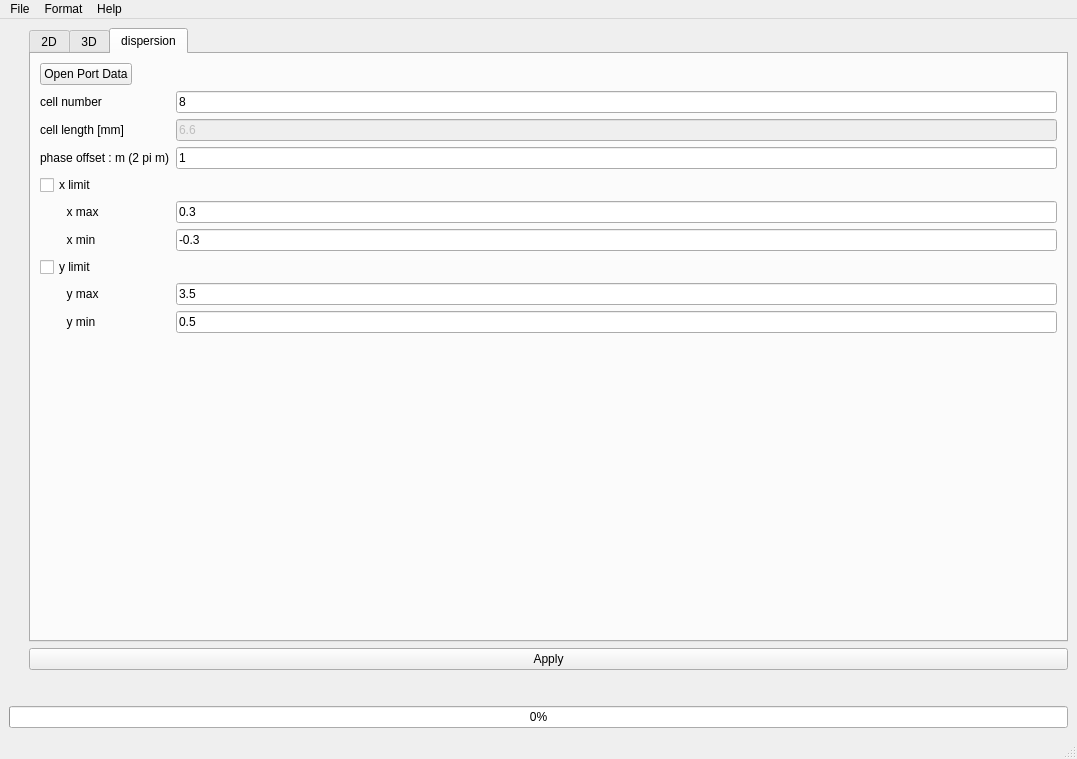
Before: the Qt Designer form ui/main_window.ui in yn4k4nishi/aemwel_viewer, drawn with Qt 5.
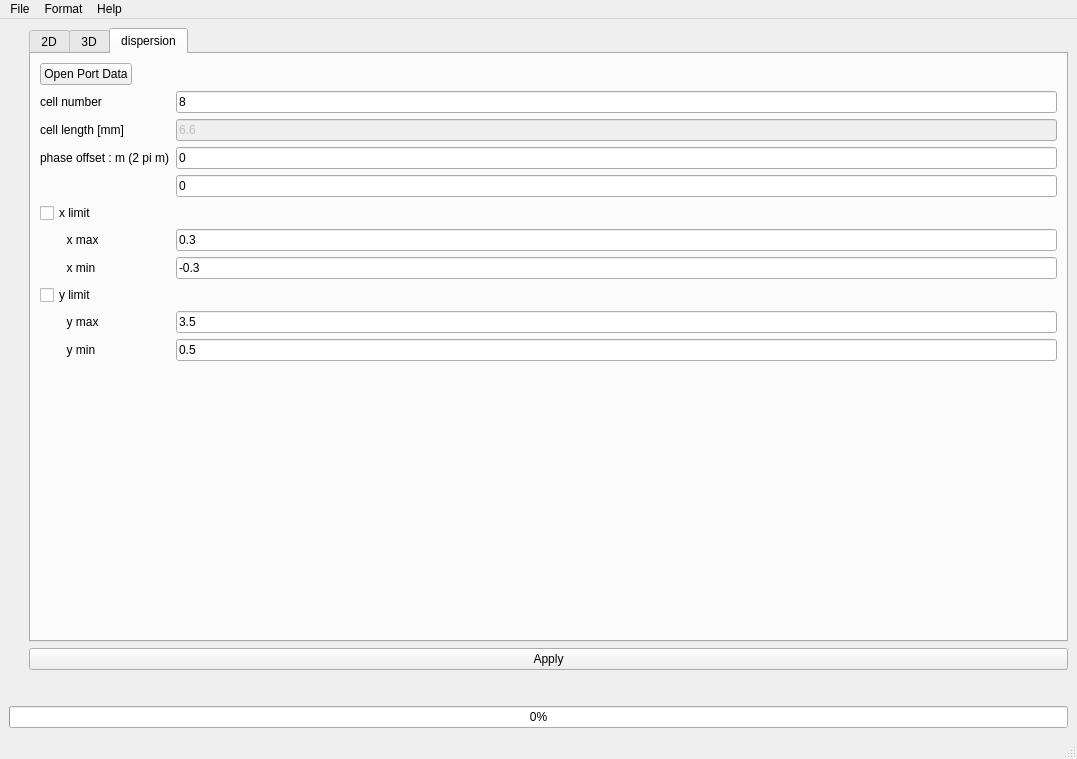
After: the same form once the commit is applied. The open tabs and pages were chosen to show the change.

Patch:
```diff
--- a/ui/main_window.ui
+++ b/ui/main_window.ui
@@ -554,80 +554,87 @@
             <item row="3" column="1">
              <widget class="QLineEdit" name="lineEdit_m">
               <property name="text">
-               <string>1</string>
+               <string>0</string>
               </property>
              </widget>
             </item>
-            <item row="4" column="0">
+            <item row="5" column="0">
              <widget class="QCheckBox" name="checkBox_xlim">
               <property name="text">
                <string>x limit</string>
               </property>
              </widget>
             </item>
-            <item row="9" column="0">
+            <item row="10" column="0">
              <widget class="QCheckBox" name="checkBox_ylim">
               <property name="text">
                <string>y limit</string>
               </property>
              </widget>
             </item>
-            <item row="10" column="0">
+            <item row="11" column="0">
              <widget class="QLabel" name="label_14">
               <property name="text">
                <string>        y max</string>
               </property>
              </widget>
             </item>
-            <item row="10" column="1">
+            <item row="11" column="1">
              <widget class="QLineEdit" name="lineEdit_ymax">
               <property name="text">
                <string>3.5</string>
               </property>
              </widget>
             </item>
-            <item row="13" column="0">
+            <item row="14" column="0">
              <widget class="QLabel" name="label_15">
               <property name="text">
                <string>        y min</string>
               </property>
              </widget>
             </item>
-            <item row="13" column="1">
+            <item row="14" column="1">
              <widget class="QLineEdit" name="lineEdit_ymin">
               <property name="text">
                <string>0.5</string>
               </property>
              </widget>
             </item>
-            <item row="5" column="0">
+            <item row="6" column="0">
              <widget class="QLabel" name="label_11">
               <property name="text">
                <string>        x max</string>
               </property>
              </widget>
             </item>
-            <item row="5" column="1">
+            <item row="6" column="1">
              <widget class="QLineEdit" name="lineEdit_xmax">
               <property name="text">
                <string>0.3</string>
               </property>
              </widget>
             </item>
-            <item row="6" column="0">
+            <item row="7" column="0">
              <widget class="QLabel" name="label_12">
               <property name="text">
                <string>        x min</string>
               </property>
              </widget>
             </item>
-            <item row="6" column="1">
+            <item row="7" column="1">
              <widget class="QLineEdit" name="lineEdit_xmin">
               <property name="text">
                <string>-0.3</string>
               </property>
              </widget>
             </item>
+            <item row="4" column="1">
+             <widget class="QLineEdit" name="lineEdit_m2">
+              <property name="text">
+               <string>0</string>
+              </property>
+             </widget>
+            </item>
            </layout>
           </widget>
          </widget>
```
Left out of the diff: 4 changed lines with no effect on the pictures.
